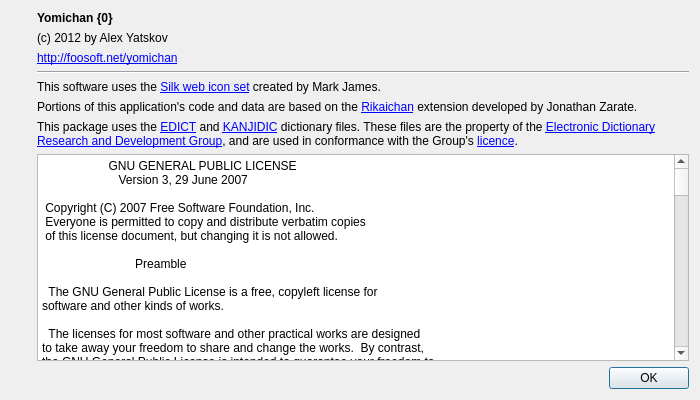
Before: the Qt Designer form yomi_base/ui/about.ui in FooSoft/yomichan-anki, drawn with Qt 5.
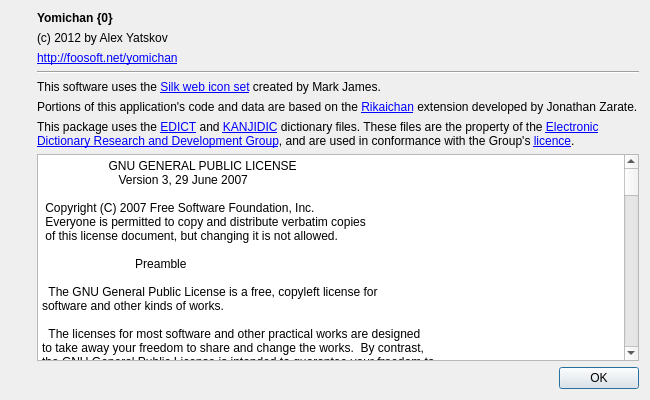
After: the same form once the commit is applied. Icons and pictures are not drawn.

What changed in the file:
```diff
--- a/yomi_base/ui/about.ui
+++ b/yomi_base/ui/about.ui
@@ -6,7 +6,7 @@
    <rect>
     <x>0</x>
     <y>0</y>
-    <width>700</width>
+    <width>650</width>
     <height>400</height>
    </rect>
   </property>
```
Left out of the diff: 2 changed lines with no effect on the pictures.
